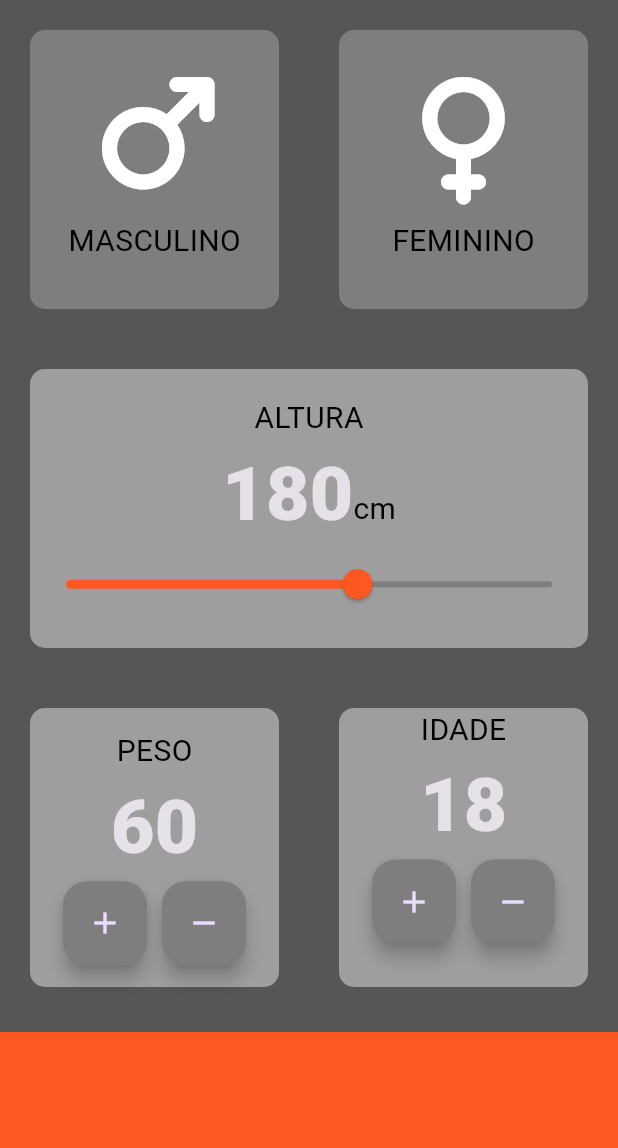
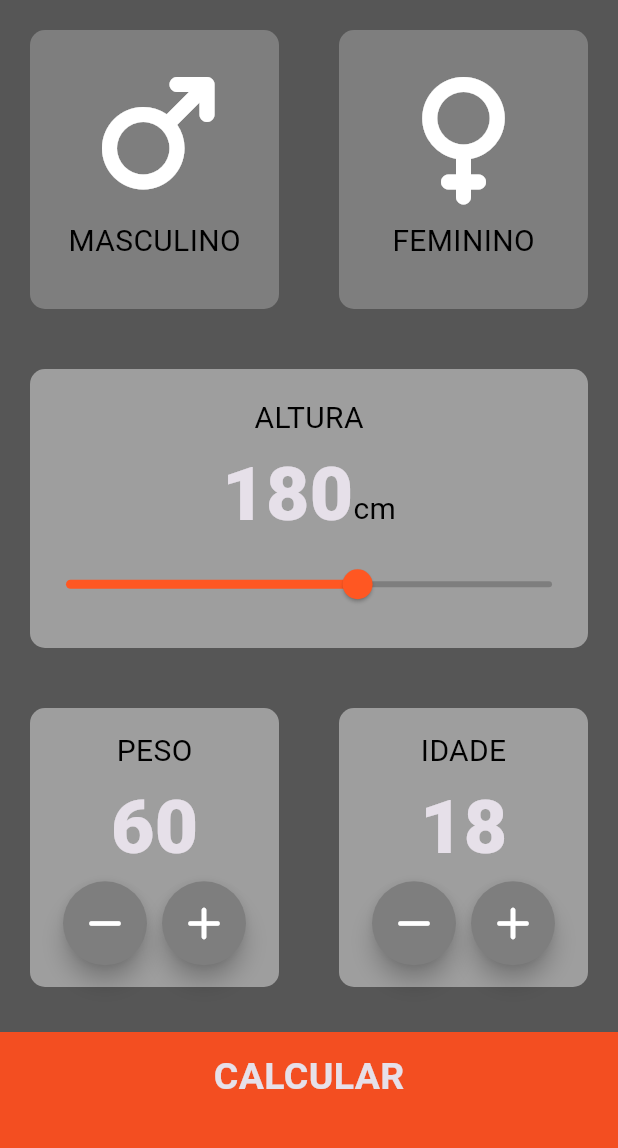
Before and after one commit to leandroalvescode/CALCULADORA-IMC, a Flutter app: the screen it shows after launch, on a phone screen of 412 x 824 dp, the part 84-1232 px from its top. Run offline on Flutter 3.47's test engine with Material 3 defaults, Android fonts, the phone set to English and light mode, and no system bars; our stand-ins replace font_awesome_flutter.

Commit message:
adicionado metodo de calculo de imc

```diff
--- /dev/null
+++ b/lib/componentes/botao_arredondado.dart
@@ -0,0 +1,28 @@
+import 'package:flutter/material.dart';
+import '../constantes.dart';
+import 'package:font_awesome_flutter/font_awesome_flutter.dart';
+
+
+class BotaoArredondado extends StatelessWidget{
+
+  final FaIconData icone;
+  final Function() aoPressionar;
+
+  BotaoArredondado({required this.icone, required  this.aoPressionar});
+
+  @override
+    Widget build(BuildContext context) {
+      return RawMaterialButton(
+        child:FaIcon(icone),
+        onPressed: aoPressionar,
+        constraints: BoxConstraints.tightFor(
+          width: 56.0,
+          height: 56.0
+          ),
+        shape: CircleBorder(),
+        fillColor: kCorBotaoInativo,
+        elevation: 6,
+        );
+    }
+
+}
--- /dev/null
+++ b/lib/componentes/botao_inferior.dart
@@ -0,0 +1,27 @@
+import 'package:flutter/material.dart';
+import '../constantes.dart';
+
+class BotaoInferior extends StatelessWidget{
+  final String tituloBotaoInferior;
+  final aoPressionar;
+  BotaoInferior({required this.tituloBotaoInferior, required this.aoPressionar});
+
+  @override
+  Widget build(BuildContext context) {
+    return GestureDetector(
+        onTap: aoPressionar,
+        child: Container(
+          child: Center(
+            child: Text(tituloBotaoInferior,
+            style:KDescricaoTextstyleBotaoInferior,
+            ),
+            ),
+          color: kCorBotaoInferior,
+          margin: EdgeInsets.only(top: 10.0),
+          padding: EdgeInsets.only(bottom: 20.0),
+          height: kAlturaContainerInferior,
+          width: double.infinity,
+        ),
+      );
+  }
+}
--- a/lib/conteudo_icone.dart
+++ b/lib/componentes/conteudo_icone.dart
@@ -1,6 +1,6 @@
 import 'package:flutter/material.dart';
 import 'package:font_awesome_flutter/font_awesome_flutter.dart';
-import 'constantes.dart';
+import '../constantes.dart';
 
 class DesignCartaoSuperior extends StatelessWidget {
 
@@ -18,7 +18,8 @@ class DesignCartaoSuperior extends StatelessWidget {
           iconeGenero,
           size:80.0
           ),
-          SizedBox(height: 15.0),
+          SizedBox(
+            height: 15.0),
           Text(genero,
           style:kDescricaoTextStyleTextoPreto
           ),
--- a/lib/main.dart
+++ b/lib/main.dart
@@ -1,5 +1,7 @@
 import 'package:flutter/material.dart';
-import 'tela_principal.dart';
+import 'package:imccalc_flutter/telas/tela_resultado.dart';
+import 'telas/tela_principal.dart';
+
 
 void main() => runApp(CalculadoraIMC());
 
@@ -11,7 +13,11 @@ class CalculadoraIMC extends StatelessWidget {
         primaryColor: Color(0xFF3D3D3D),
         scaffoldBackgroundColor: Color(0xFF898989),
       ),
-      home: TelaPrincipal(),
+      initialRoute: 'principal',
+      routes: {
+        'principal' : (context) => TelaPrincipal(),
+        'resultado' : (context) => TelaResultado(),
+        },
     );
   }
 }
--- a/lib/tela_principal.dart
+++ b/lib/telas/tela_principal.dart
@@ -1,8 +1,11 @@
 import 'package:flutter/material.dart';
 import 'package:font_awesome_flutter/font_awesome_flutter.dart';
-import 'cartao_padrao.dart';
-import 'conteudo_icone.dart';
-import 'constantes.dart';
+import 'package:imccalc_flutter/telas/tela_resultado.dart';
+import '../componentes/cartao_padrao.dart';
+import '../componentes/conteudo_icone.dart';
+import '../constantes.dart';
+import '../componentes/botao_inferior.dart';
+import '../componentes/botao_arredondado.dart';
 
 
 enum Sexo {
@@ -21,32 +24,6 @@ class _TelaPrincipalState extends State<TelaPrincipal> {
   int altura = 180;
   int peso = 60;
   int idade = 18;
-
-
-// Color corBotaoMasculino = corBotaoInativo;
-// Color corBotaoFemino = corBotaoInativo;
-
-// atualizarCor(Sexo sexoSelecionado){
-//   if(sexoSelecionado == Sexo.masculino){
-//     if(corBotaoMasculino == corBotaoInativo){
-//       corBotaoMasculino = corBotaoPadrao;
-//       corBotaoFemino = corBotaoInativo;
-//     }
-//     else{corBotaoMasculino = corBotaoInativo;
-//     }
-//   }
-
-//   if(sexoSelecionado == Sexo.feminino){
-//     if(corBotaoFemino == corBotaoInativo){
-//       corBotaoFemino = corBotaoPadrao;
-//       corBotaoMasculino = corBotaoInativo;
-//     }
-//     else{corBotaoFemino = corBotaoInativo;
-//     }
-//   }
-// }
-
-
 
   @override
   Widget build(BuildContext context) {
@@ -144,26 +121,26 @@ class _TelaPrincipalState extends State<TelaPrincipal> {
                       Row(
                         mainAxisAlignment: MainAxisAlignment.center,
                         children: [
-                          FloatingActionButton(
-                            onPressed:(){
+                          BotaoArredondado(
+                            icone: FontAwesomeIcons.minus,
+                            aoPressionar: (){
+                              setState(() {
+                                peso--;
+                              });
+                            },
+                          ),
+
+                          SizedBox(
+                            width:10.0
+                            ),
+
+                          BotaoArredondado(
+                            icone:FontAwesomeIcons.plus,
+                            aoPressionar: (){
                               setState(() {
                                 peso++;
                               });
                             },
-                          child: Icon(Icons.add),
-                          backgroundColor:kCorBotaoInativo,
-                          elevation: 5.0,
-                          ),
-                          SizedBox(width:10.0),
-                          FloatingActionButton(
-                            onPressed:(){
-                            setState(() {
-                              peso--;
-                            });
-                          },
-                          child: Icon(Icons.remove),
-                          backgroundColor:kCorBotaoInativo,
-                          elevation: 5.0,
                           ),
                         ],
                       ),
@@ -175,6 +152,7 @@ class _TelaPrincipalState extends State<TelaPrincipal> {
                 child: CartaoPadrao(
                   cor:kCorBotaoPadrao,
                   filhoCartao: Column(
+                    mainAxisAlignment: MainAxisAlignment.center,
                     children: [
                       Text("IDADE",
                       style: kDescricaoTextStyleTextoPreto,
@@ -185,26 +163,24 @@ class _TelaPrincipalState extends State<TelaPrincipal> {
                       Row(
                         mainAxisAlignment: MainAxisAlignment.center,
                         children: [
-                          FloatingActionButton(
-                            onPressed:(){
+                          BotaoArredondado(
+                            icone: FontAwesomeIcons.minus,
+                            aoPressionar: (){
+                              setState(() {
+                                idade--;
+                              });
+                            }
+                            ),
+                            SizedBox(
+                            width: 10.0,
+                          ),
+                            BotaoArredondado(
+                            icone: FontAwesomeIcons.plus,
+                            aoPressionar: (){
                               setState(() {
                                 idade++;
                               });
-                          },
-                          child: Icon(Icons.add),
-                          backgroundColor:kCorBotaoInativo,
-                          elevation: 5.0,
-                          ),
-                          SizedBox(width:10.0),
-                          FloatingActionButton(
-                            onPressed:(){
-                            setState(() {
-                              idade--;
-                            });
-                          },
-                          child: Icon(Icons.remove),
-                          backgroundColor:kCorBotaoInativo,
-                          elevation: 5.0,
+                            }
                             ),
                         ],
                       ),
@@ -215,11 +191,15 @@ class _TelaPrincipalState extends State<TelaPrincipal> {
           ],
           ),
         ),
-        Container(
-          color: Colors.deepOrange,
-          margin: EdgeInsets.only(top: 10.0),
-          height: kAlturaContainerInferior,
-          width: double.infinity,
+        BotaoInferior(
+          tituloBotaoInferior: "CALCULAR",
+          aoPressionar: (){
+          Navigator.push(context,
+          MaterialPageRoute(
+            builder: (context) => TelaResultado()
+            ),
+          );
+        },
         ),
         ],
       ),
```
Also changed, not shown: lib/calculadora_imc.dart (added, +41 -0 lines), lib/constantes.dart (+23 -0 lines), lib/telas/tela_resultado.dart (added, +58 -0 lines), lib/componentes/cartao_padrao.dart (renamed from lib/cartao_padrao.dart). Lines whose indentation alone changed are shown as unchanged.
